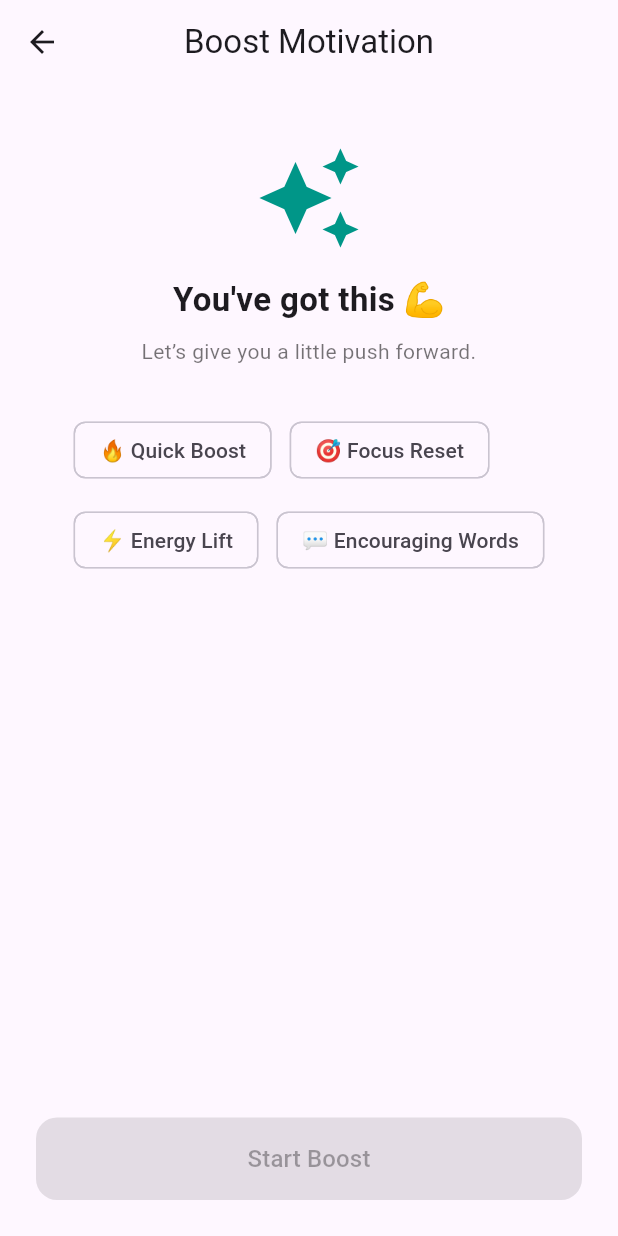
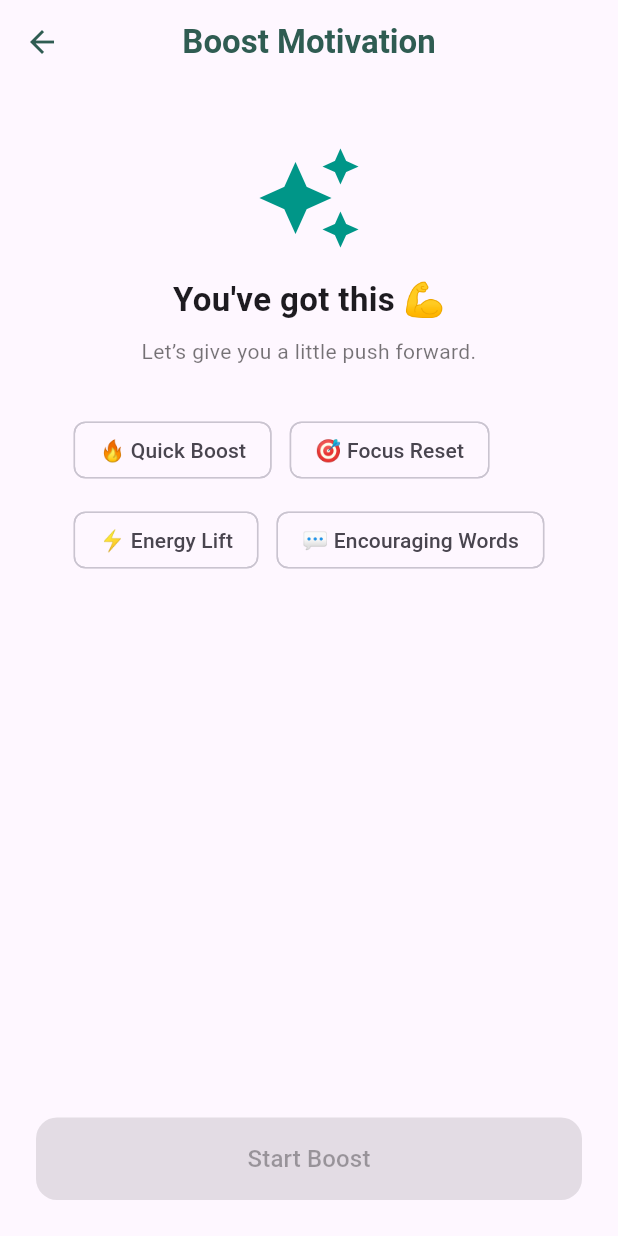
Before and after one commit to Wenglok-Citadel/InnerBloom, a Flutter app: the BoostMotivationPage screen opened directly, on a phone screen of 412 x 824 dp. Run offline on Flutter 3.47's test engine with Material 3 defaults, Android fonts, the phone set to English and light mode, and no system bars; our stand-ins replace cloud_firestore, equatable, firebase_auth, firebase_core, flutter_bloc, flutter_dotenv and 3 more; accounts and stored records are empty; generated files the repository leaves out were written again.

```diff
--- a/lib/features/boost_motivation/presentation/pages/boost_motivation_page.dart
+++ b/lib/features/boost_motivation/presentation/pages/boost_motivation_page.dart
@@ -37,7 +37,18 @@ class _BoostMotivationPageState extends State<BoostMotivationPage> {
   @override
   Widget build(BuildContext context) {
     return Scaffold(
-      appBar: AppBar(title: const Text('Boost Motivation'), centerTitle: true),
+      appBar: AppBar(
+        title: const Text(
+          'Boost Motivation',
+          style: TextStyle(
+            fontWeight: FontWeight.w600,
+            color: Color(0xFF2F5C52),
+          ),
+        ),
+        centerTitle: true,
+        leading: BackButton(color: Color(0xFF2F5C52)),
+
+      ),
       body: Padding(
         padding: const EdgeInsets.all(24),
         child: Column(
```
Also changed, not shown: 3 other files.
